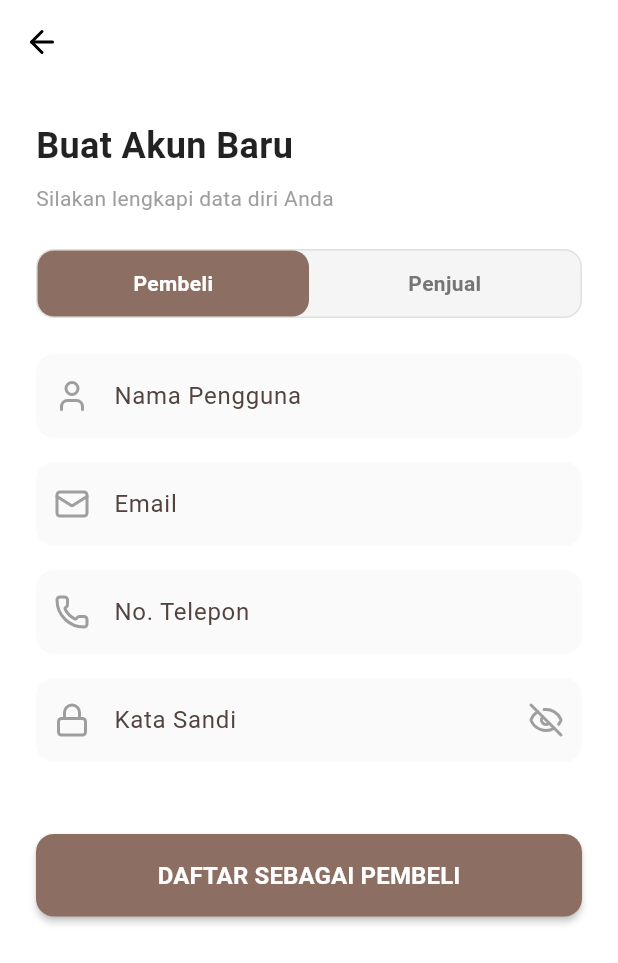
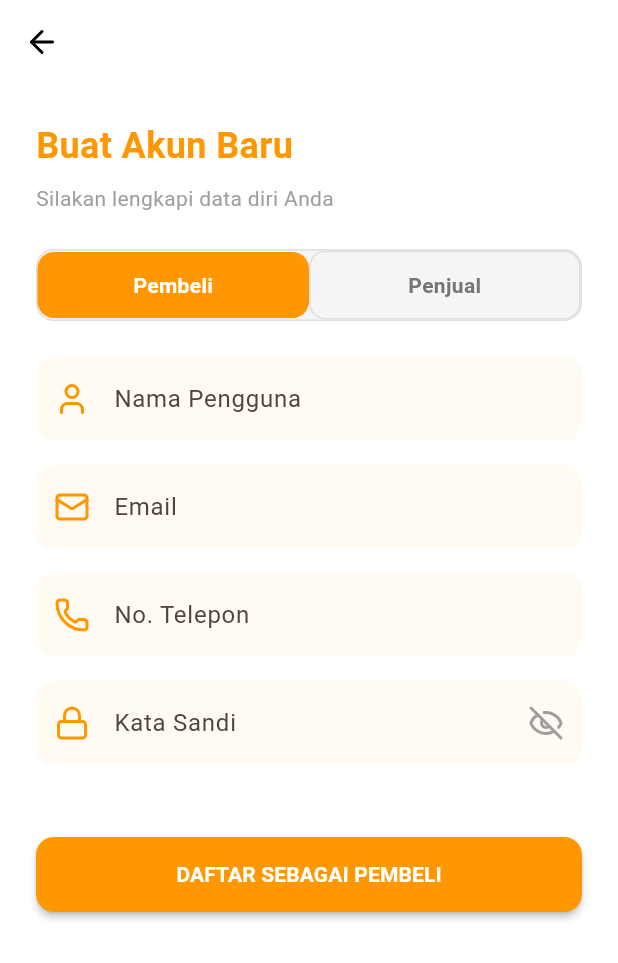
Before and after one commit to Elnathz/BangkitUsahaFLutter, a Flutter app: the RegisterScreen screen opened directly, on a phone screen of 412 x 824 dp. Shown: the top 963 px of the screen. Run offline on Flutter 3.47's test engine with Material 3 defaults, Android fonts, the light colour scheme and no system bars; drawn by our look-alikes of toastification; our stand-ins replace cloud_firestore, firebase_auth, firebase_core, firebase_storage, google_sign_in, image_picker and 2 more; accounts and stored records are empty; network calls fail.

Commit message:
warna register dan login sudah sama

```diff
--- a/lib/features/auth/register_screen.dart
+++ b/lib/features/auth/register_screen.dart
@@ -136,7 +136,9 @@ class _RegisterScreenState extends State<RegisterScreen> {
 
   @override
   Widget build(BuildContext context) {
-    final primaryColor = Theme.of(context).primaryColor;
+    final primaryColor = Theme
+        .of(context)
+        .primaryColor;
 
     return Scaffold(
       backgroundColor: Colors.white,
@@ -159,7 +161,7 @@ class _RegisterScreenState extends State<RegisterScreen> {
                 style: TextStyle(
                   fontSize: 24,
                   fontWeight: FontWeight.bold,
-                  color: Colors.black87,
+                  color: Colors.orange, // Update to orange
                 ),
               ),
               const SizedBox(height: 8),
@@ -217,7 +219,8 @@ class _RegisterScreenState extends State<RegisterScreen> {
               TextField(
                 controller: _passCtrl,
                 obscureText: !_isPasswordVisible,
-                decoration: _inputDecor("Kata Sandi", LucideIcons.lock).copyWith(
+                decoration: _inputDecor("Kata Sandi", LucideIcons.lock)
+                    .copyWith(
                   suffixIcon: IconButton(
                     icon: Icon(
                       _isPasswordVisible ? LucideIcons.eye : LucideIcons.eyeOff,
@@ -251,7 +254,9 @@ class _RegisterScreenState extends State<RegisterScreen> {
                 // Jam Operasional
                 TextField(
                   controller: _hoursCtrl,
-                  decoration: _inputDecor("Jam Operasional (Contoh: 08:00 - 17:00)", LucideIcons.clock),
+                  decoration: _inputDecor(
+                      "Jam Operasional (Contoh: 08:00 - 17:00)",
+                      LucideIcons.clock),
                 ),
                 const SizedBox(height: 16),
               ],
@@ -262,26 +267,20 @@ class _RegisterScreenState extends State<RegisterScreen> {
               ElevatedButton(
                 onPressed: _isLoading ? null : _handleRegister,
                 style: ElevatedButton.styleFrom(
-                  backgroundColor: primaryColor, // Menggunakan warna tema (Coklat)
-                  padding: const EdgeInsets.symmetric(vertical: 16),
+                  backgroundColor: Colors.orange, // Explicitly set to orange
+                  foregroundColor: Colors.white,
+                  minimumSize: const Size(double.infinity, 50),
                   shape: RoundedRectangleBorder(
                     borderRadius: BorderRadius.circular(12),
                   ),
                 ),
                 child: _isLoading
-                    ? const SizedBox(
-                  height: 20,
-                  width: 20,
-                  child: CircularProgressIndicator(
-                      color: Colors.white, strokeWidth: 2),
-                )
+                    ? const CircularProgressIndicator(color: Colors.white)
                     : Text(
-                  _isSeller ? "DAFTAR SEBAGAI PENJUAL" : "DAFTAR SEBAGAI PEMBELI",
-                  style: const TextStyle(
-                    fontSize: 16,
-                    fontWeight: FontWeight.bold,
-                    color: Colors.white,
-                  ),
+                  _isSeller
+                      ? "DAFTAR SEBAGAI PENJUAL"
+                      : "DAFTAR SEBAGAI PEMBELI",
+                  style: const TextStyle(fontWeight: FontWeight.bold),
                 ),
               ),
             ],
@@ -294,7 +293,8 @@ class _RegisterScreenState extends State<RegisterScreen> {
   // Widget Helper: Tombol Pilihan Role
   Widget _buildRoleButton(String title, bool isRoleSeller) {
     final isSelected = _isSeller == isRoleSeller;
-    final primaryColor = Theme.of(context).primaryColor;
+    // Change primaryColor to orange
+    const primaryColor = Colors.orange;
 
     return GestureDetector(
       onTap: () => setState(() => _isSeller = isRoleSeller),
@@ -303,6 +303,8 @@ class _RegisterScreenState extends State<RegisterScreen> {
         decoration: BoxDecoration(
           color: isSelected ? primaryColor : Colors.transparent,
           borderRadius: BorderRadius.circular(11),
+          border: isSelected ? null : Border.all(
+              color: Colors.grey[300]!), // Added border for unselected
         ),
         alignment: Alignment.center,
         child: Text(
@@ -320,16 +322,19 @@ class _RegisterScreenState extends State<RegisterScreen> {
   InputDecoration _inputDecor(String label, IconData icon) {
     return InputDecoration(
       labelText: label,
-      prefixIcon: Icon(icon, color: Colors.grey),
+      prefixIcon: Icon(icon, color: Colors.orange),
+      // Changed to orange
       filled: true,
-      fillColor: Colors.grey[50],
+      fillColor: Colors.orange.withOpacity(0.05),
+      // Matches login screen's subtle orange fill
       border: OutlineInputBorder(
         borderRadius: BorderRadius.circular(12),
         borderSide: BorderSide.none,
       ),
       focusedBorder: OutlineInputBorder(
         borderRadius: BorderRadius.circular(12),
-        borderSide: BorderSide(color: Theme.of(context).primaryColor),
+        borderSide: const BorderSide(
+            color: Colors.orange, width: 2), // Orange focus border
       ),
     );
   }
```
